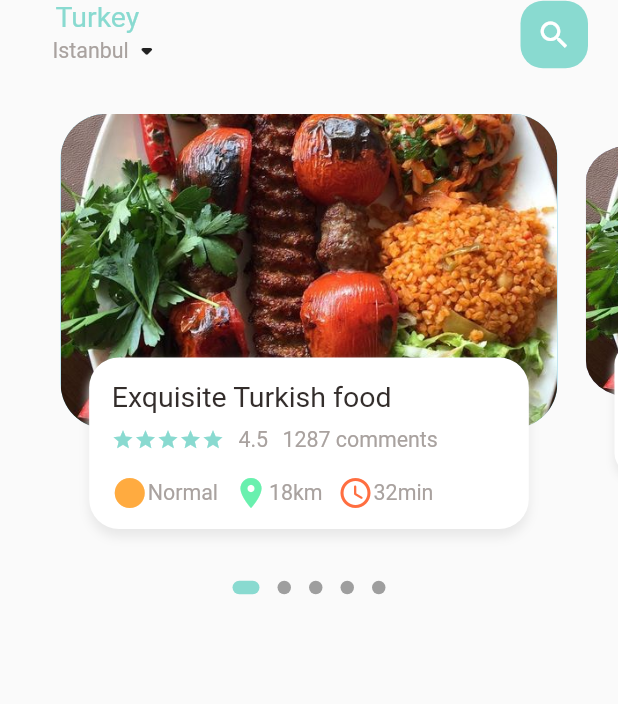
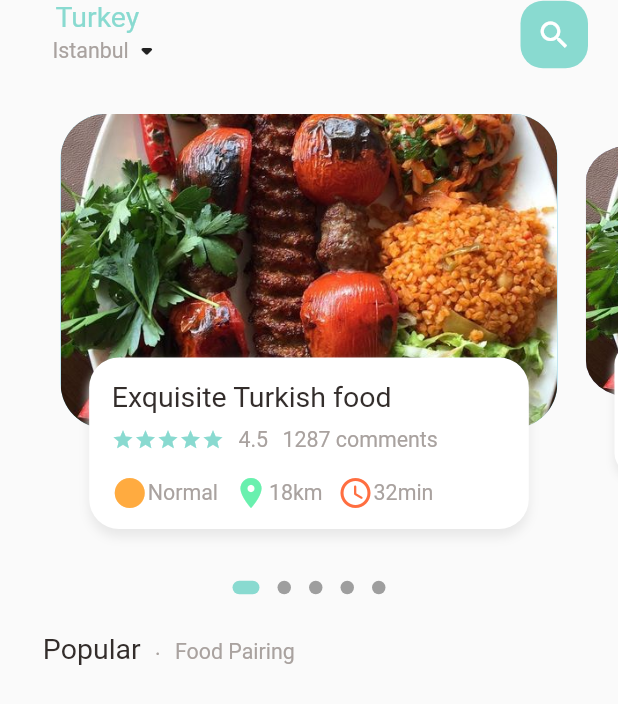
Before and after one commit to muttafa/Flutter-Ecommerce-App, a Flutter app: the screen it shows after launch, on a phone screen of 412 x 824 dp. Shown: the top 704 px of the screen. Run offline on Flutter 3.47's test engine with Material 2 defaults, Android fonts, the phone set to English and light mode, and no system bars; drawn by our look-alikes of dots_indicator; our stand-ins replace get, google_fonts.

Commit message:
body started to be created

```diff
--- a/lib/Home/food_page_body.dart
+++ b/lib/Home/food_page_body.dart
@@ -65,6 +65,24 @@ class _FoodPageBodyState extends State<FoodPageBody> {
         activeSize: const Size(18.0, 9.0),
         activeShape: RoundedRectangleBorder(borderRadius: BorderRadius.circular(5.0)),
         ),
+        ),
+        SizedBox(height: Dimensions.margin20,),
+        Container(
+          margin: EdgeInsets.only(left: Dimensions.margin30),
+          child: Row(
+            children: [
+              MyText(text: "Popular"),
+              SizedBox(width: Dimensions.margin10,),
+              Container(
+                child: SmallText(text: ".",),
+              ),
+              SizedBox(width: Dimensions.margin10,),
+              Padding(
+                padding: EdgeInsets.fromLTRB(0, Dimensions.margin5, 0, 0),
+                child: SmallText(text: "Food Pairing"),
+              ),
+            ],
+          ),
         )
       ],
     );
--- a/lib/utils/dimensions.dart
+++ b/lib/utils/dimensions.dart
@@ -8,6 +8,7 @@ class Dimensions {
     static double bannerTextHeight = screenHeight/7.21;
     static double bannerContainerHeight = screenHeight/2.7;
 
+    static double margin5 = screenHeight/173;
     static double margin10 = screenHeight/86.6;
     static double margin20 = screenHeight/43.3;
     static double margin30 = screenHeight/28.86;
```
